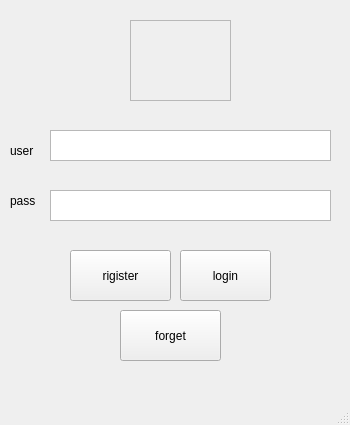
The window that Version_2/UI/Login_F.ui (imyasin2000/pychat) describes before a commit, drawn with Qt 5.
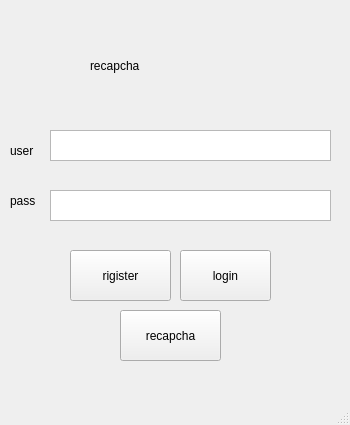
The same window after the commit. Icons and pictures are not drawn.

Commit message: recapcha login be barname add shod

Patch:
```diff
--- a/Version_2/UI/Login_F.ui
+++ b/Version_2/UI/Login_F.ui
@@ -21,29 +21,6 @@
     <normaloff>icon.png</normaloff>icon.png</iconset>
   </property>
   <widget class="QWidget" name="centralwidget">
-   <widget class="QScrollArea" name="scrollArea">
-    <property name="geometry">
-     <rect>
-      <x>130</x>
-      <y>20</y>
-      <width>101</width>
-      <height>81</height>
-     </rect>
-    </property>
-    <property name="widgetResizable">
-     <bool>true</bool>
-    </property>
-    <widget class="QWidget" name="scrollAreaWidgetContents">
-     <property name="geometry">
-      <rect>
-       <x>0</x>
-       <y>0</y>
-       <width>99</width>
-       <height>79</height>
-      </rect>
-     </property>
-    </widget>
-   </widget>
    <widget class="QTextEdit" name="username_t">
     <property name="geometry">
      <rect>
@@ -100,7 +77,7 @@
      </rect>
     </property>
     <property name="text">
-     <string>forget</string>
+     <string>recapcha</string>
     </property>
    </widget>
    <widget class="QLabel" name="password_l">
@@ -129,6 +106,19 @@
      <string>rigister</string>
     </property>
    </widget>
+   <widget class="QLabel" name="label">
+    <property name="geometry">
+     <rect>
+      <x>90</x>
+      <y>30</y>
+      <width>181</width>
+      <height>71</height>
+     </rect>
+    </property>
+    <property name="text">
+     <string>recapcha</string>
+    </property>
+   </widget>
   </widget>
   <widget class="QStatusBar" name="statusbar"/>
  </widget>
```
The commit also changes 3 other files.
